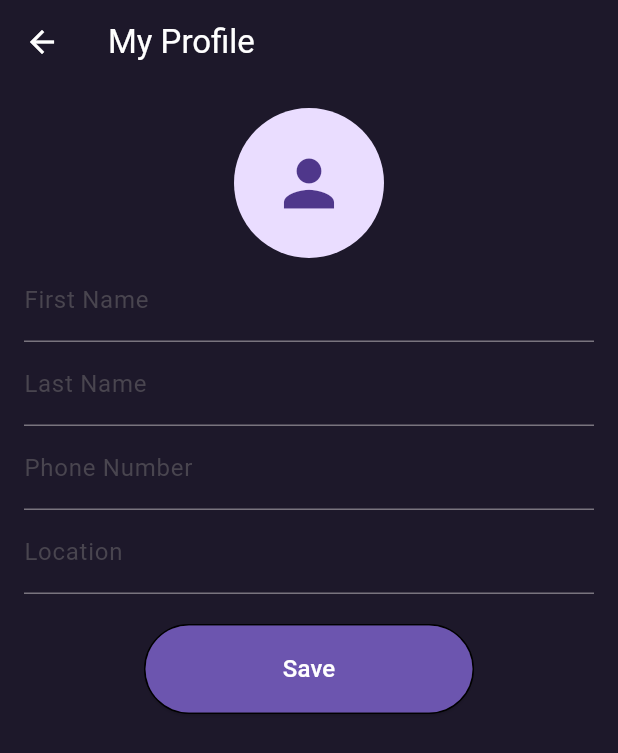
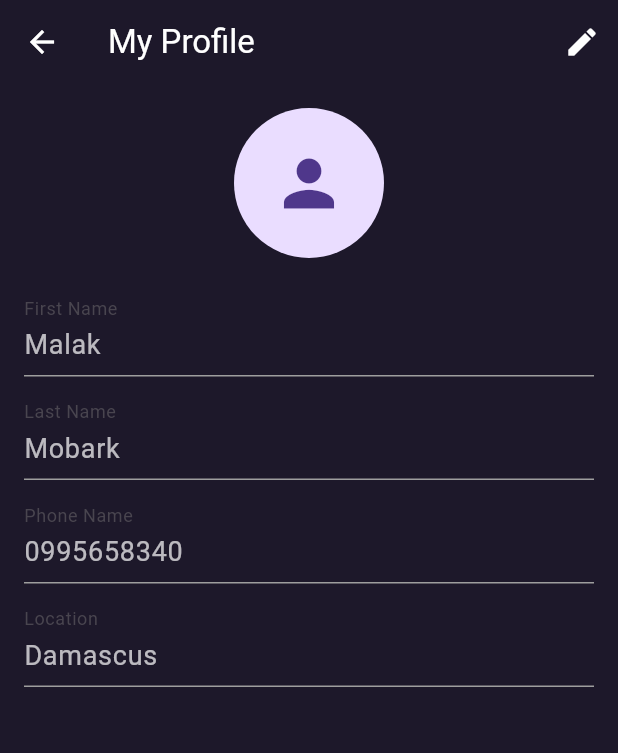
Before and after one commit to mohammadbakjaje/beebbeeb-, a Flutter app: the Profile screen opened by its route, on a phone screen of 412 x 824 dp. Shown: the top 753 px of the screen. Run offline on Flutter 3.47's test engine with Material 3 defaults, Android fonts, the light colour scheme and no system bars; our stand-ins replace audioplayers, bloc, flutter_bloc, get_storage, image_picker, lottie and 1 more; accounts and stored records are empty.

Commit message:
profile,connect us and about as

```diff
--- a/lib/Screens/Profile.dart
+++ /dev/null
@@ -1,96 +0,0 @@
-import 'dart:io';
-
-import 'package:flutter/material.dart';
-import 'package:image_picker/image_picker.dart';
-
-import '../helper/my_colors.dart';
-import '../widget/coustembutonm.dart';
-
-class Profile extends StatefulWidget {
-  static String id = "Profile";
-
-  @override
-  State<Profile> createState() => _ProfileState();
-}
-
-class _ProfileState extends State<Profile> {
-  XFile? _imageFile; // لتخزين الصورة المختارة
-
-  Future<void> _pickImage(ImageSource source) async {
-    final picker = ImagePicker();
-    final pickedFile = await picker.pickImage(source: source);
-
-    if (pickedFile != null) {
-      setState(() {
-        _imageFile = pickedFile;
-      });
-    }
-  }
-
-  @override
-  Widget build(BuildContext context) {
-    return Scaffold(
-      backgroundColor: MyColors.dark_1,
-      appBar: AppBar(
-        foregroundColor: Colors.white,
-        title: Text(
-          'My Profile',
-          style: TextStyle(color: Colors.white),
-        ),
-        backgroundColor: MyColors.dark_1,
-      ),
-      body: SingleChildScrollView(
-        child: Padding(
-          padding: const EdgeInsets.all(16.0),
-          child: Column(
-            children: <Widget>[
-              GestureDetector(
-                onTap: () {
-                  _pickImage(ImageSource.camera);
-                },
-                child: _imageFile != null
-                    ? CircleAvatar(
-                        radius: 50,
-                        backgroundImage: FileImage(File(_imageFile!.path)),
-                      )
-                    : CircleAvatar(
-                        radius: 50,
-                        child: Icon(Icons.person, size: 50),
-                      ),
-              ),
-              TextField(
-                decoration: InputDecoration(
-                  labelText: 'First Name',
-                ),
-              ),
-              TextField(
-                decoration: InputDecoration(
-                  labelText: 'Last Name',
-                ),
-              ),
-              TextField(
-                decoration: InputDecoration(
-                  labelText: 'Phone Number',
-                ),
-              ),
-              TextField(
-                decoration: InputDecoration(
-                  labelText: 'Location',
-                ),
-              ),
-              SizedBox(height: 20),
-              Padding(
-                padding: const EdgeInsets.only(left: 80, right: 80),
-                child: CoustemButonM(
-                  text: "Save",
-                  color: MyColors.buttun,
-                  ontap: () {},
-                ),
-              ),
-            ],
-          ),
-        ),
-      ),
-    );
-  }
-}
--- /dev/null
+++ b/lib/Screens/Profile/Profile.dart
@@ -0,0 +1,305 @@
+import 'dart:io';
+
+import 'package:flutter/material.dart';
+import 'package:image_picker/image_picker.dart';
+
+import '../../helper/my_colors.dart';
+import '../../widget/coustembutonm.dart';
+
+class Profile extends StatefulWidget {
+  static String id = "Profile";
+
+  @override
+  State<Profile> createState() => _ProfileState();
+}
+
+class _ProfileState extends State<Profile> {
+  XFile? _imageFile;
+  bool _isEditing = false;
+
+  final TextEditingController _firstNameController = TextEditingController(text: "Malak");
+  final TextEditingController _lastNameController = TextEditingController(text: "Mobark");
+  final TextEditingController _phoneNumberController = TextEditingController(text: "0995658340");
+  final TextEditingController _locationController = TextEditingController(text: "Damascus");
+  final TextEditingController _currentPasswordController = TextEditingController();
+  final TextEditingController _newPasswordController = TextEditingController();
+  final TextEditingController _confirmNewPasswordController = TextEditingController();
+
+  Future<void> _pickImage(ImageSource source) async {
+    final picker = ImagePicker();
+    final pickedFile = await picker.pickImage(source: source);
+
+    if (pickedFile != null) {
+      setState(() {
+        _imageFile = pickedFile;
+      });
+    }
+  }
+
+  void _showImageSourceOptions() {
+    showDialog(
+      context: context,
+      builder: (BuildContext context) {
+        return AlertDialog(
+          backgroundColor: MyColors.dark_2,
+          title: Text('Choose Image Source', style: TextStyle(color: Colors.white, fontSize: 22, fontWeight: FontWeight.bold),),
+          content: Column(
+            mainAxisSize: MainAxisSize.min,
+            children: <Widget>[
+              ListTile(
+                leading: Icon(Icons.photo_library, color: Colors.white,),
+                title: Text('Gallery', style: TextStyle(color: Colors.white),),
+                onTap: () {
+                  Navigator.of(context).pop();
+                  _pickImage(ImageSource.gallery);
+                },
+              ),
+              ListTile(
+                leading: Icon(Icons.camera_alt, color: Colors.white,),
+                title: Text('Camera', style: TextStyle(color: Colors.white),),
+                onTap: () {
+                  Navigator.of(context).pop();
+                  _pickImage(ImageSource.camera);
+                },
+              ),
+            ],
+          ),
+        );
+      },
+    );
+  }
+
+  void _showChangePasswordDialog() {
+    showDialog(
+      context: context,
+      builder: (BuildContext context) {
+        return AlertDialog(
+          backgroundColor: MyColors.dark_2,
+          title: Text('Change Password', style: TextStyle(color: Colors.white, fontSize: 22, fontWeight: FontWeight.bold),),
+          content: Column(
+            mainAxisSize: MainAxisSize.min,
+            children: <Widget>[
+              TextField(
+                controller: _currentPasswordController,
+                decoration: InputDecoration(
+                  labelText: 'Current Password',
+                  labelStyle: TextStyle(color: Colors.white70,fontSize: 13),
+                  enabledBorder: UnderlineInputBorder(
+                    borderSide: BorderSide(color: Colors.grey),
+                  ),
+                  focusedBorder: UnderlineInputBorder(
+                    borderSide: BorderSide(color: MyColors.buttun),
+                  ),
+                ),
+                style: TextStyle(color: Colors.white),
+                obscureText: true,
+              ),
+              TextField(
+                controller: _newPasswordController,
+                decoration: InputDecoration(
+                  labelText: 'New Password',
+                  labelStyle: TextStyle(color: Colors.white70,fontSize: 13),
+                  enabledBorder: UnderlineInputBorder(
+                    borderSide: BorderSide(color: Colors.grey),
+                  ),
+                  focusedBorder: UnderlineInputBorder(
+                    borderSide: BorderSide(color: MyColors.buttun),
+                  ),
+                ),
+                style: TextStyle(color: Colors.white),
+                obscureText: true,
+              ),
+              TextField(
+                controller: _confirmNewPasswordController,
+                decoration: InputDecoration(
+                  labelText: 'Confirm New Password',
+                  labelStyle: TextStyle(color: Colors.white70,fontSize: 13),
+                  enabledBorder: UnderlineInputBorder(
+                    borderSide: BorderSide(color: Colors.grey),
+                  ),
+                  focusedBorder: UnderlineInputBorder(
+                    borderSide: BorderSide(color: MyColors.buttun),
+                  ),
+                ),
+                style: TextStyle(color: Colors.white),
+                obscureText: true,
+              ),
+            ],
+          ),
+          actions: <Widget>[
+            TextButton(
+              child: Text('Cancel', style: TextStyle(color: MyColors.buttun)),
+              onPressed: () {
+                Navigator.of(context).pop();
+              },
+            ),
+            TextButton(
+              child: Text('Save', style: TextStyle(color: MyColors.buttun)),
+              onPressed: () {
+
+                Navigator.of(context).pop();
+              },
+            ),
+          ],
+        );
+      },
+    );
+  }
+
+  @override
+  Widget build(BuildContext context) {
+    return Scaffold(
+      backgroundColor: MyColors.dark_1,
+      appBar: AppBar(
+        foregroundColor: Colors.white,
+        title: Text(
+          'My Profile',
+          style: TextStyle(color: Colors.white),
+        ),
+        backgroundColor: MyColors.dark_1,
+        actions: <Widget>[
+          IconButton(
+            icon: Icon(_isEditing ? Icons.edit : Icons.edit),
+            onPressed: () {
+              setState(() {
+                _isEditing = !_isEditing;
+              });
+            },
+          ),
+        ],
+      ),
+      body: SingleChildScrollView(
+        child: Padding(
+          padding: const EdgeInsets.all(16.0),
+          child: Column(
+            children: <Widget>[
+              GestureDetector(
+                onTap: _isEditing ? () {
+                  _showImageSourceOptions();
+                } : null,
+                child: _imageFile != null
+                    ? CircleAvatar(
+                  radius: 50,
+                  backgroundImage: FileImage(File(_imageFile!.path)),
+                )
+                    : CircleAvatar(
+                  radius: 50,
+                  child: Icon(Icons.person, size: 50),
+                ),
+              ),
+              SizedBox(height: 20),
+              TextField(
+                controller: _firstNameController,
+                decoration: InputDecoration(
+                  labelText: 'First Name',
+                  enabledBorder: UnderlineInputBorder(
+                    borderSide: BorderSide(color: Colors.grey),
+                  ),
+                  focusedBorder: UnderlineInputBorder(
+                    borderSide: BorderSide(
+                      color: _isEditing ? MyColors.buttun : Colors.grey,
+                    ),
+                  ),
+                ),
+                style: TextStyle(
+                  color: _isEditing ? Colors.white : Colors.white70,
+                  fontSize: 18,
+                ),
+                readOnly: !_isEditing,
+              ),
+              SizedBox(height: 10),
+              TextField(
+                controller: _lastNameController,
+                decoration: InputDecoration(
+                  labelText: 'Last Name',
+                  enabledBorder: UnderlineInputBorder(
+                    borderSide: BorderSide(color: Colors.grey),
+                  ),
+                  focusedBorder: UnderlineInputBorder(
+                    borderSide: BorderSide(
+                      color: _isEditing ? MyColors.buttun : Colors.grey,
+                    ),
+                  ),
+                ),
+                style: TextStyle(
+                  color: _isEditing ? Colors.white : Colors.white70,
+                  fontSize: 18,
+                ),
+                readOnly: !_isEditing,
+              ),
+              SizedBox(height: 10),
+              TextField(
+                controller: _phoneNumberController,
+                decoration: InputDecoration(
+                  labelText: 'Phone Name',
+                  enabledBorder: UnderlineInputBorder(
+                    borderSide: BorderSide(color: Colors.grey),
+                  ),
+                  focusedBorder: UnderlineInputBorder(
+                    borderSide: BorderSide(
+                      color: _isEditing ? MyColors.buttun : Colors.grey,
+                    ),
+                  ),
+                ),
+                style: TextStyle(
+                  color: _isEditing ? Colors.white : Colors.white70,
+                  fontSize: 18,
+                ),
+                readOnly: !_isEditing,
+              ),
+              SizedBox(height: 10),
+              TextField(
+                controller: _locationController,
+                decoration: InputDecoration(
+                  labelText: 'Location',
+                  enabledBorder: UnderlineInputBorder(
+                    borderSide: BorderSide(color: Colors.grey),
+                  ),
+                  focusedBorder: UnderlineInputBorder(
+                    borderSide: BorderSide(
+                      color: _isEditing ? MyColors.buttun : Colors.grey,
+                    ),
+                  ),
+                ),
+                style: TextStyle(
+                  color: _isEditing ? Colors.white : Colors.white70,
+                  fontSize: 18,
+                ),
+                readOnly: !_isEditing,
+              ),
+              SizedBox(height: 20),
+              if (_isEditing)
+                Column(
+                  children: [
+                    Padding(
+                      padding: const EdgeInsets.only(left: 80, right: 80),
+                      child: CoustemButonM(
+                        text: "Change Password",
+                        color: MyColors.buttun,
+                        ontap: () {
+                          _showChangePasswordDialog();
+                        },
+                      ),
+                    ),
+                    SizedBox(height: 10),
+                    Padding(
+                      padding: const EdgeInsets.only(left: 80, right: 80),
+                      child: CoustemButonM(
+                        text: "Save",
+                        color: MyColors.buttun,
+                        ontap: () {
+                          setState(() {
+                            _isEditing = false;
+                          });
+                        },
+                      ),
+                    ),
+                  ],
+                ),
+            ],
+          ),
+        ),
+      ),
+    );
+  }
+}
--- a/lib/widget/coustembutonm.dart
+++ b/lib/widget/coustembutonm.dart
@@ -42,7 +42,7 @@ class CoustemButonM extends StatelessWidget {
                 child: Text(
               "$text",
               style: TextStyle(
-                fontSize: 16,
+                fontSize: 14,
                 color: Colors.white,
               ),
             )),
--- a/pubspec.yaml
+++ b/pubspec.yaml
@@ -43,6 +43,7 @@ dependencies:
   permission_handler: ^10.2.0
   shared_preferences: ^2.3.4
   audioplayers: ^6.1.0
+  url_launcher: ^6.1.5
 
 dev_dependencies:
   flutter_test:
```
Also changed, not shown: lib/Screens/Drawer/AboutUs.dart (added, +65 -0 lines), lib/Screens/Drawer/connectUs.dart (added, +164 -0 lines), lib/Screens/Drawer/ِCustomDrawer.dart (+7 -3 lines), lib/main.dart (+7 -3 lines), lib/Screens/Profile/profilePassword.dart (added), pubspec.lock.
